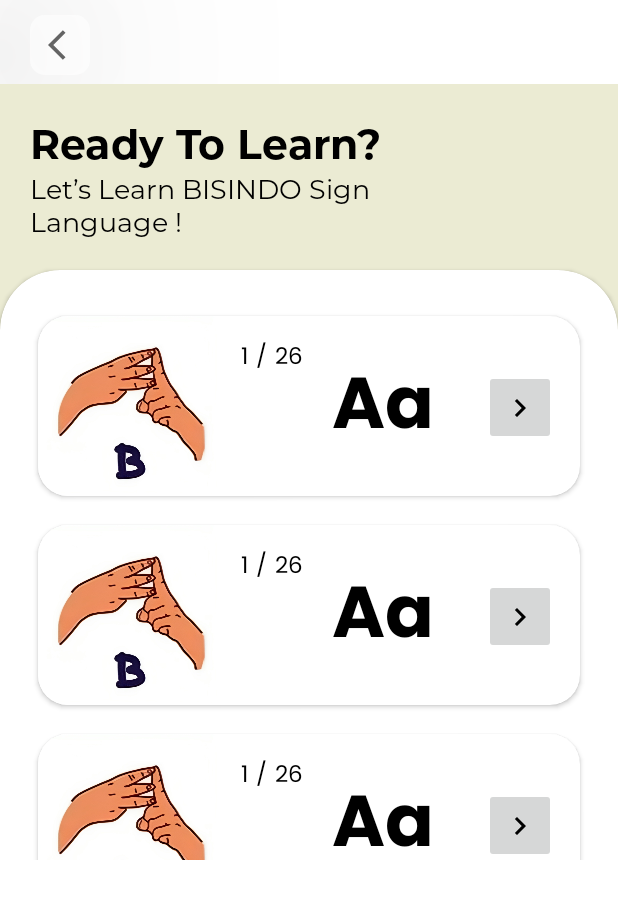
After one commit to Afaryn/IsAble_v2, an Android app: the layout activity_sub_learning.xml on its own in the app's theme, with its tools: preview values and no code run, on a phone screen of 412 x 824 dp. The commit adds this screen. Shown: the top 899 px of the screen. Run offline under Robolectric (Android 15) with nearby library versions, the phone set to English and light mode, and no system bars.

Commit message:
update LearningDetail

```diff
--- a/app/src/main/AndroidManifest.xml
+++ b/app/src/main/AndroidManifest.xml
@@ -23,6 +23,9 @@
         android:supportsRtl="true"
         android:theme="@style/Base.Theme.IsAble_Capstone"
         tools:targetApi="31">
+        <activity
+            android:name=".ui.learningDetail.SubLearning"
+            android:exported="false" />
         <activity
             android:name=".ui.learningDetail.LearningDetailActivity"
             android:exported="false" />
--- /dev/null
+++ b/app/src/main/java/com/example/isable_capstone/ui/learningDetail/SubLearning.kt
@@ -0,0 +1,12 @@
+package com.example.isable_capstone.ui.learningDetail
+
+import androidx.appcompat.app.AppCompatActivity
+import android.os.Bundle
+import com.example.isable_capstone.R
+
+class SubLearning : AppCompatActivity() {
+    override fun onCreate(savedInstanceState: Bundle?) {
+        super.onCreate(savedInstanceState)
+        setContentView(R.layout.activity_sub_learning)
+    }
+}
--- a/app/src/main/res/layout/activity_learning.xml
+++ b/app/src/main/res/layout/activity_learning.xml
@@ -118,49 +118,6 @@
 
                     </LinearLayout>
 
-                    <LinearLayout
-                        android:layout_width="wrap_content"
-                        android:layout_height="wrap_content"
-                        android:layout_marginTop="15dp"
-                        android:orientation="horizontal">
-
-                        <androidx.cardview.widget.CardView
-                            android:layout_width="wrap_content"
-                            android:layout_height="wrap_content"
-                            android:layout_margin="5dp"
-                            app:cardCornerRadius="20dp">
-
-                            <ImageButton
-                                android:layout_width="140dp"
-                                android:layout_height="200dp"
-                                android:layout_margin="8dp"
-                                android:background="@color/white"
-                                android:contentDescription="@string/BTN"
-                                android:scaleType="fitCenter"
-                                android:src="@drawable/alfabet2_learning"
-                                tools:ignore="RedundantDescriptionCheck" />
-                        </androidx.cardview.widget.CardView>
-
-                        <androidx.cardview.widget.CardView
-                            android:layout_width="wrap_content"
-                            android:layout_height="wrap_content"
-                            android:layout_marginStart="20dp"
-                            android:layout_marginTop="5dp"
-                            app:cardCornerRadius="20dp">
-
-                            <ImageButton
-                                android:layout_width="140dp"
-                                android:layout_height="200dp"
-                                android:layout_margin="8dp"
-                                android:background="@color/white"
-                                android:contentDescription="@string/BTN"
-                                android:scaleType="fitCenter"
-                                android:src="@drawable/alfabet3_learning"
-                                tools:ignore="RedundantDescriptionCheck" />
-                        </androidx.cardview.widget.CardView>
-
-                    </LinearLayout>
-
                 </LinearLayout>
 
             </androidx.cardview.widget.CardView>
--- /dev/null
+++ b/app/src/main/res/layout/activity_sub_learning.xml
@@ -0,0 +1,97 @@
+<?xml version="1.0" encoding="utf-8"?>
+<LinearLayout xmlns:android="http://schemas.android.com/apk/res/android"
+    xmlns:app="http://schemas.android.com/apk/res-auto"
+    xmlns:tools="http://schemas.android.com/tools"
+    android:layout_width="match_parent"
+    android:layout_height="match_parent"
+    tools:context=".ui.learning.LearningActivity"
+    android:orientation="vertical">
+
+
+        <androidx.appcompat.widget.Toolbar
+            android:id="@+id/toolbar"
+            android:layout_width="match_parent"
+            android:layout_height="?attr/actionBarSize"
+            app:layout_collapseMode="pin"
+            app:titleTextAppearance="@style/TextAppearance.AppCompat.Widget.ActionBar.Title"
+            app:titleTextColor="@android:color/white" >
+            <ImageButton
+                android:id="@+id/imgToolbarBtnBack"
+                style="@style/Widget.AppCompat.ImageButton"
+                android:layout_width="wrap_content"
+                android:layout_height="wrap_content"
+                android:layout_gravity="start"
+                android:layout_marginStart="20dp"
+                android:layout_marginTop="10dp"
+                android:alpha="100"
+                android:background="@drawable/btn_bg2"
+                android:elevation="100dp"
+                android:outlineAmbientShadowColor="#151212"
+                android:outlineSpotShadowColor="#151212"
+                android:paddingStart="12dp"
+                android:paddingTop="8dp"
+                android:paddingEnd="4dp"
+                android:paddingBottom="8dp"
+                android:src="@drawable/ic_back" />
+        </androidx.appcompat.widget.Toolbar>
+
+    <ScrollView
+        android:layout_width="match_parent"
+        android:layout_height="match_parent" >
+
+        <RelativeLayout
+            android:layout_width="match_parent"
+            android:layout_height="wrap_content"
+            android:background="#EBEBD3">
+
+            <LinearLayout
+                android:id="@+id/bannerL"
+                android:layout_width="match_parent"
+                android:layout_height="wrap_content"
+                android:orientation="horizontal">
+
+                <LinearLayout
+                    android:layout_width="wrap_content"
+                    android:layout_height="wrap_content"
+                    android:orientation="vertical"
+                    android:padding="20dp">
+
+                    <TextView
+                        android:layout_width="wrap_content"
+                        android:layout_height="wrap_content"
+                        android:fontFamily="@font/mbold"
+                        android:text="Ready To Learn?"
+                        android:textColor="@color/black"
+                        android:textSize="27sp" />
+
+                    <TextView
+                        android:layout_width="250dp"
+                        android:layout_height="wrap_content"
+                        android:fontFamily="@font/mreguler"
+                        android:text="Let’s Learn BISINDO Sign Language !"
+                        android:textColor="@color/black"
+                        android:textSize="18sp"
+                        tools:ignore="TextSizeCheck" />
+                </LinearLayout>
+
+            </LinearLayout>
+
+            <androidx.cardview.widget.CardView
+                android:layout_width="match_parent"
+                android:layout_height="match_parent"
+                android:layout_below="@+id/bannerL"
+                android:layout_marginBottom="-40dp"
+                app:cardBackgroundColor="@color/white"
+                app:cardCornerRadius="40dp">
+
+                <androidx.recyclerview.widget.RecyclerView
+                    android:layout_width="match_parent"
+                    android:layout_height="match_parent"
+                    tools:listitem="@layout/item_sublearning"
+                    android:layout_marginTop="15dp"/>
+
+            </androidx.cardview.widget.CardView>
+        </RelativeLayout>
+    </ScrollView>
+
+</LinearLayout>
--- /dev/null
+++ b/app/src/main/res/layout/item_sublearning.xml
@@ -0,0 +1,116 @@
+<androidx.cardview.widget.CardView xmlns:card_view="http://schemas.android.com/apk/res-auto"
+    xmlns:tools="http://schemas.android.com/tools"
+    xmlns:android="http://schemas.android.com/apk/res/android"
+    android:id="@+id/card_view"
+    android:layout_width="match_parent"
+    android:layout_height="wrap_content"
+    android:layout_gravity="center"
+    android:layout_marginStart="25dp"
+    android:layout_marginTop="15dp"
+    android:layout_marginEnd="25dp"
+    android:layout_marginBottom="4dp"
+    card_view:cardCornerRadius="20dp">
+
+    <LinearLayout
+        android:layout_width="match_parent"
+        android:layout_height="wrap_content"
+        android:orientation="horizontal">
+
+        <ImageView
+            android:id="@+id/iv_article"
+            android:layout_width="120dp"
+            android:layout_height="120dp"
+            android:scaleType="centerCrop"
+            android:src="@drawable/b" />
+
+        <androidx.constraintlayout.widget.ConstraintLayout
+            android:layout_width="match_parent"
+            android:layout_height="match_parent">
+
+            <LinearLayout
+                android:layout_width="wrap_content"
+                android:layout_height="wrap_content"
+                android:orientation="horizontal"
+                card_view:layout_constraintStart_toStartOf="parent"
+                card_view:layout_constraintTop_toTopOf="parent">
+
+                <TextView
+                    android:id="@+id/tv_counter"
+                    android:layout_width="match_parent"
+                    android:layout_height="wrap_content"
+                    android:layout_marginStart="15dp"
+                    android:layout_marginTop="15dp"
+                    android:fontFamily="@font/pregular"
+                    android:text="1"
+                    android:textColor="?android:attr/colorForeground"
+                    android:textSize="15sp" />
+
+                <TextView
+
+                    android:layout_width="match_parent"
+                    android:layout_height="wrap_content"
+                    android:layout_marginStart="5dp"
+                    android:layout_marginTop="15dp"
+                    android:fontFamily="@font/pregular"
+                    android:text="/"
+                    android:textColor="?android:attr/colorForeground"
+                    android:textSize="15sp" />
+
+                <TextView
+                    android:id="@+id/tv_total"
+                    android:layout_width="match_parent"
+                    android:layout_height="wrap_content"
+                    android:layout_marginStart="5dp"
+                    android:layout_marginTop="15dp"
+                    android:fontFamily="@font/pregular"
+                    android:text="26"
+                    android:textColor="?android:attr/colorForeground"
+                    android:textSize="15sp" />
+            </LinearLayout>
+
+            <TextView
+                android:id="@+id/tv_judul"
+                android:layout_width="wrap_content"
+                android:layout_height="wrap_content"
+                android:layout_marginStart="76dp"
+                android:layout_marginBottom="16dp"
+                android:fontFamily="@font/pbold"
+                android:text="A"
+                android:textAllCaps="true"
+                android:textAppearance="@style/TextAppearance.AppCompat.Widget.ActionBar.Title"
+                android:textColor="?android:attr/colorForeground"
+                android:textSize="48sp"
+                card_view:layout_constraintBottom_toBottomOf="parent"
+                card_view:layout_constraintStart_toStartOf="parent" />
+
+            <TextView
+                android:id="@+id/tv_judul2"
+                android:layout_width="wrap_content"
+                android:layout_height="wrap_content"
+                android:fontFamily="@font/pbold"
+                android:text="a"
+                android:textAllCaps="false"
+                android:textAppearance="@style/TextAppearance.AppCompat.Widget.ActionBar.Title"
+                android:textColor="?android:attr/colorForeground"
+                android:textSize="48sp"
+                card_view:layout_constraintBottom_toBottomOf="@+id/tv_judul"
+                card_view:layout_constraintStart_toEndOf="@+id/tv_judul"
+                card_view:layout_constraintTop_toTopOf="@+id/tv_judul" />
+
+            <ImageButton
+                android:id="@+id/imageButton"
+                android:layout_width="wrap_content"
+                android:layout_height="50dp"
+                android:layout_marginTop="33dp"
+                android:layout_marginEnd="16dp"
+                android:layout_marginBottom="32dp"
+                card_view:layout_constraintBottom_toBottomOf="parent"
+                card_view:layout_constraintEnd_toEndOf="parent"
+                card_view:layout_constraintTop_toTopOf="parent"
+                card_view:layout_constraintVertical_bias="0.6"
+                card_view:srcCompat="@drawable/baseline_navigate_next" />
+        </androidx.constraintlayout.widget.ConstraintLayout>
+
+    </LinearLayout>
+
+</androidx.cardview.widget.CardView>
```
Also changed, not shown: app/src/main/java/com/example/isable_capstone/model/SignLanguageItem.kt (renamed from app/src/main/java/com/example/isable_capstone/model/SignLanguageItam.kt).
